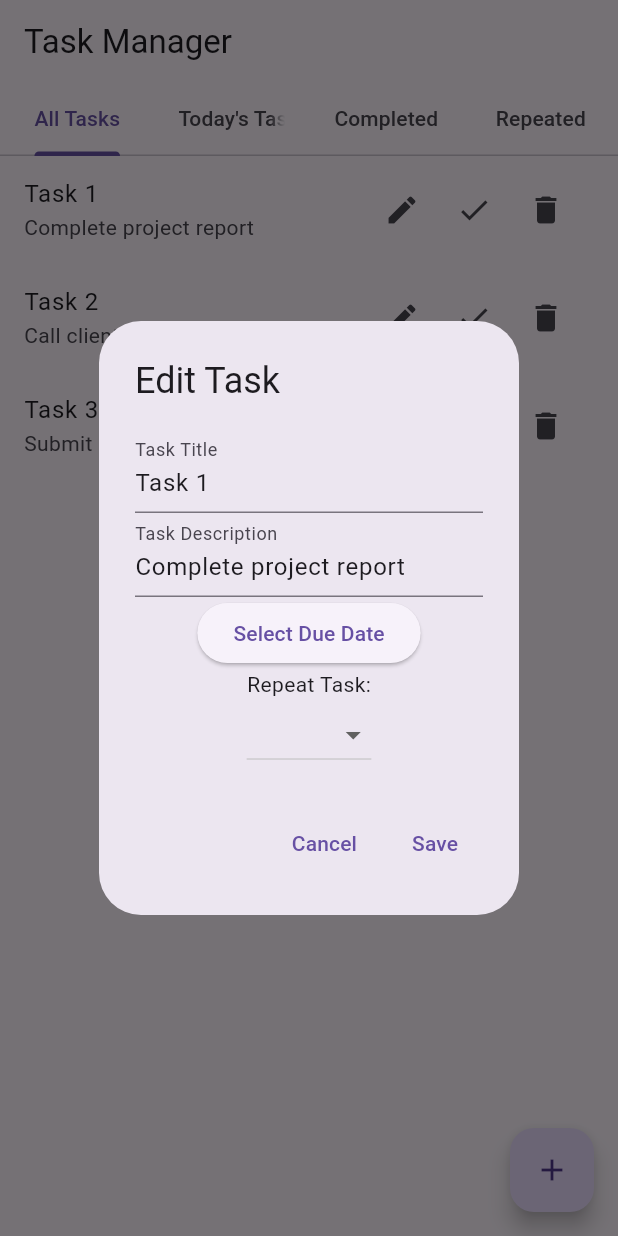
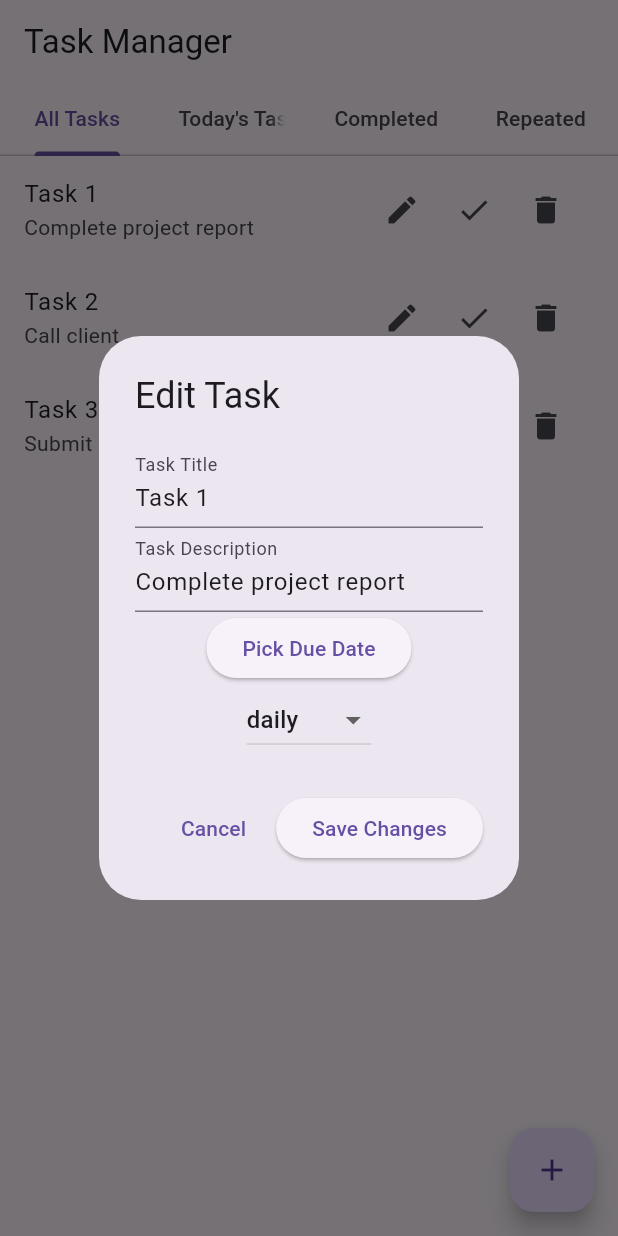
Before and after one commit to Shanza99/Task-Manager-App, a Flutter app: the screen it shows after launch, after a tap on the "edit" icon, on a phone screen of 412 x 824 dp. Run offline on Flutter 3.47's test engine with Material 3 defaults, Android fonts, the phone set to English and light mode, and no system bars; our stand-ins replace csv, flutter_local_notifications, sqflite; missing offline and left inert: dart:html; accounts and stored records are empty.

Commit message:
Update main.dart

```diff
--- a/taskm/lib/main.dart
+++ b/taskm/lib/main.dart
@@ -40,19 +40,29 @@ class _TaskHomePageState extends State<TaskHomePage> with SingleTickerProviderSt
     if (!isWeb) {
       _initializeNotifications(); // Initialize notifications for mobile/desktop
     }
-    _loadDummyTasks(); // Load dummy tasks for testing
+    _loadDummyTasks();
+    _scheduleNotifications();
   }
 
-  // Initialize local notifications for mobile/desktop platforms
   void _initializeNotifications() {
     flutterLocalNotificationsPlugin = FlutterLocalNotificationsPlugin();
     var initializationSettingsAndroid = AndroidInitializationSettings('app_icon');
-    var initializationSettings = InitializationSettings(
-        android: initializationSettingsAndroid);
+    var initializationSettings = InitializationSettings(android: initializationSettingsAndroid);
     flutterLocalNotificationsPlugin!.initialize(initializationSettings);
   }
 
-  // Function for triggering web notifications
+  void _showDesktopNotification(String title, String body) {
+    var androidDetails = AndroidNotificationDetails(
+      'task_channel_id',
+      'Task Notifications',
+      channelDescription: 'Channel for task notifications',
+      importance: Importance.high,
+      priority: Priority.high,
+    );
+    var generalNotificationDetails = NotificationDetails(android: androidDetails);
+    flutterLocalNotificationsPlugin!.show(0, title, body, generalNotificationDetails);
+  }
+
   void showWebNotification(String title, String body) {
     if (html.Notification.permission == "granted") {
       html.Notification(title, body: body);
@@ -65,7 +75,22 @@ class _TaskHomePageState extends State<TaskHomePage> with SingleTickerProviderSt
     }
   }
 
-  // Dummy function to load tasks (for testing purposes)
+  void _scheduleNotifications() {
+    _tasks.forEach((task) {
+      DateTime dueDate = DateTime.parse(task['dueDate']);
+      if (dueDate.isAfter(DateTime.now())) {
+        Duration difference = dueDate.difference(DateTime.now());
+        Future.delayed(difference, () {
+          if (isWeb) {
+            showWebNotification("Task Reminder: ${task['title']}", "Your task is due now.");
+          } else {
+            _showDesktopNotification("Task Reminder: ${task['title']}", "Your task is due now.");
+          }
+        });
+      }
+    });
+  }
+
   void _loadDummyTasks() {
     _tasks = [
       {
@@ -74,7 +99,7 @@ class _TaskHomePageState extends State<TaskHomePage> with SingleTickerProviderSt
         'description': 'Complete project report',
         'dueDate': DateTime.now().add(Duration(seconds: 10)).toIso8601String(),
         'isCompleted': false,
-        'repeatDays': 'daily', // Repeats every day
+        'repeatDays': 'daily',
       },
       {
         'id': 2,
@@ -82,7 +107,7 @@ class _TaskHomePageState extends State<TaskHomePage> with SingleTickerProviderSt
         'description': 'Call client',
         'dueDate': DateTime.now().add(Duration(seconds: 20)).toIso8601String(),
         'isCompleted': false,
-        'repeatDays': 'weekly', // Repeats every week
+        'repeatDays': 'weekly',
       },
       {
         'id': 3,
@@ -90,68 +115,11 @@ class _TaskHomePageState extends State<TaskHomePage> with SingleTickerProviderSt
         'description': 'Submit monthly report',
         'dueDate': DateTime.now().add(Duration(seconds: 30)).toIso8601String(),
         'isCompleted': false,
-        'repeatDays': 'monthly', // Repeats every month
+        'repeatDays': 'monthly',
       },
     ];
   }
 
-  // Filter tasks for repeated tasks
-  List<Map<String, dynamic>> _getRepeatedTasks() {
-    return _tasks.where((task) {
-      return task['repeatDays'] != null &&
-          task['repeatDays'] != '' &&
-          task['repeatDays'] != 'once'; // Exclude once tasks
-    }).toList();
-  }
-
-  // Function to check if task is due today and show notification
-  void _checkIfTaskIsDueToday(Map<String, dynamic> task) {
-    DateTime now = DateTime.now();
-    DateTime taskDueDate = DateTime.parse(task['dueDate']);
-
-    // Compare only the year, month, and day (ignore time portion)
-    if (taskDueDate.year == now.year &&
-        taskDueDate.month == now.month &&
-        taskDueDate.day == now.day) {
-      if (task['repeatDays'] != null) {
-        // If the task repeats, add logic to show repeated task notification
-        if (task['repeatDays'] == 'daily') {
-          _showNotificationForRepeatedTask(task);
-        }
-      }
-    }
-  }
-
-  // Function to show notification for repeated tasks
-  void _showNotificationForRepeatedTask(Map<String, dynamic> task) {
-    if (isWeb) {
-      showWebNotification(
-        "Repeated Task: ${task['title']}",
-        "Your task is due today: ${task['description']}",
-      );
-    } else {
-      _showDesktopNotification(
-        "Repeated Task: ${task['title']}",
-        "Your task is due today: ${task['description']}",
-      );
-    }
-  }
-
-  // Function to show desktop notification (Flutter Local Notifications)
-  void _showDesktopNotification(String title, String body) {
-    var androidDetails = AndroidNotificationDetails(
-      'task_channel_id',
-      'Task Notifications',
-      channelDescription: 'Channel for task notifications',
-      importance: Importance.high,
-      priority: Priority.high,
-    );
-    var generalNotificationDetails = NotificationDetails(android: androidDetails);
-    flutterLocalNotificationsPlugin!
-        .show(0, title, body, generalNotificationDetails);
-  }
-
-  // Fetch tasks for different tabs
   List<Map<String, dynamic>> _getTasksForToday() {
     final today = DateTime.now();
     return _tasks.where((task) {
@@ -159,12 +127,20 @@ class _TaskHomePageState extends State<TaskHomePage> with SingleTickerProviderSt
       return dueDate.year == today.year &&
           dueDate.month == today.month &&
           dueDate.day == today.day &&
-          task['isCompleted'] == 0;
+          task['isCompleted'] == false;
     }).toList();
   }
 
   List<Map<String, dynamic>> _getCompletedTasks() {
-    return _tasks.where((task) => task['isCompleted'] == 1).toList();
+    return _tasks.where((task) => task['isCompleted'] == true).toList();
+  }
+
+  List<Map<String, dynamic>> _getRepeatedTasks() {
+    return _tasks.where((task) {
+      return task['repeatDays'] != null &&
+          task['repeatDays'] != '' &&
+          task['repeatDays'] != 'once';
+    }).toList();
   }
 
   @override
@@ -178,7 +154,7 @@ class _TaskHomePageState extends State<TaskHomePage> with SingleTickerProviderSt
             Tab(text: 'All Tasks'),
             Tab(text: 'Today\'s Tasks'),
             Tab(text: 'Completed'),
-            Tab(text: 'Repeated'), // Repeated tab
+            Tab(text: 'Repeated'),
           ],
         ),
       ),
@@ -188,7 +164,7 @@ class _TaskHomePageState extends State<TaskHomePage> with SingleTickerProviderSt
           _buildTaskList(_tasks),
           _buildTaskList(_getTasksForToday()),
           _buildTaskList(_getCompletedTasks()),
-          _buildTaskList(_getRepeatedTasks()), // Show repeated tasks
+          _buildTaskList(_getRepeatedTasks()),
         ],
       ),
       floatingActionButton: FloatingActionButton(
@@ -198,7 +174,6 @@ class _TaskHomePageState extends State<TaskHomePage> with SingleTickerProviderSt
     );
   }
 
-  // Function to build task list
   Widget _buildTaskList(List<Map<String, dynamic>> tasks) {
     return ListView.builder(
       itemCount: tasks.length,
@@ -218,40 +193,16 @@ class _TaskHomePageState extends State<TaskHomePage> with SingleTickerProviderSt
                 icon: Icon(Icons.check),
                 onPressed: () {
                   setState(() {
-                    task['isCompleted'] = 1; // Mark as completed
+                    task['isCompleted'] = true;
                   });
                 },
               ),
               IconButton(
                 icon: Icon(Icons.delete),
                 onPressed: () {
-                  // Show delete confirmation dialog
-                  showDialog(
-                    context: context,
-                    builder: (context) {
-                      return AlertDialog(
-                        title: Text('Delete Task'),
-                        content: Text('Are you sure you want to delete this task?'),
-                        actions: [
-                          TextButton(
-                            onPressed: () {
-                              Navigator.pop(context); // Cancel the deletion
-                            },
-                            child: Text('Cancel'),
-                          ),
-                          TextButton(
-                            onPressed: () {
-                              setState(() {
-                                _tasks.removeAt(index); // Remove task from list
-                              });
-                              Navigator.pop(context); // Close the dialog
-                            },
-                            child: Text('Delete'),
-                          ),
-                        ],
-                      );
-                    },
-                  );
+                  setState(() {
+                    _tasks.removeAt(index);
+                  });
                 },
               ),
             ],
@@ -261,7 +212,6 @@ class _TaskHomePageState extends State<TaskHomePage> with SingleTickerProviderSt
     );
   }
 
-  // Dialog to edit a task
   void _showEditTaskDialog(BuildContext context, Map<String, dynamic> task) {
     final titleController = TextEditingController(text: task['title']);
     final descriptionController = TextEditingController(text: task['description']);
@@ -293,28 +243,25 @@ class _TaskHomePageState extends State<TaskHomePage> with SingleTickerProviderSt
                     lastDate: DateTime(2100),
                   );
                   if (pickedDate != null) {
-                    setState(() {
-                      selectedDate = pickedDate;
-                    });
+                    selectedDate = pickedDate;
                   }
                 },
-                child: Text('Select Due Date'),
+                child: Text('Pick Due Date'),
               ),
-              Text('Repeat Task:'),
               DropdownButton<String>(
                 value: repeatValue,
-                onChanged: (newValue) {
-                  setState(() {
-                    repeatValue = newValue!;
-                  });
-                },
-                items: ['Once', 'Daily', 'Weekly', 'Monthly']
-                    .map<DropdownMenuItem<String>>((String value) {
+                items: <String>['once', 'daily', 'weekly', 'monthly', 'yearly']
+                    .map((String value) {
                   return DropdownMenuItem<String>(
                     value: value,
                     child: Text(value),
                   );
                 }).toList(),
+                onChanged: (String? newValue) {
+                  setState(() {
+                    repeatValue = newValue!;
+                  });
+                },
               ),
             ],
           ),
@@ -325,7 +272,7 @@ class _TaskHomePageState extends State<TaskHomePage> with SingleTickerProviderSt
               },
               child: Text('Cancel'),
             ),
-            TextButton(
+            ElevatedButton(
               onPressed: () {
                 setState(() {
                   task['title'] = titleController.text;
@@ -335,7 +282,7 @@ class _TaskHomePageState extends State<TaskHomePage> with SingleTickerProviderSt
                 });
                 Navigator.pop(context);
               },
-              child: Text('Save'),
+              child: Text('Save Changes'),
             ),
           ],
         );
@@ -343,18 +290,17 @@ class _TaskHomePageState extends State<TaskHomePage> with SingleTickerProviderSt
     );
   }
 
-  // Dialog to add a new task
   void _showAddTaskDialog(BuildContext context) {
     final titleController = TextEditingController();
     final descriptionController = TextEditingController();
     DateTime selectedDate = DateTime.now();
-    String repeatValue = 'Once';
+    String repeatValue = 'once';
 
     showDialog(
       context: context,
       builder: (context) {
         return AlertDialog(
-          title: Text('Add New Task'),
+          title: Text('Add Task'),
           content: Column(
             mainAxisSize: MainAxisSize.min,
             children: [
@@ -375,28 +321,25 @@ class _TaskHomePageState extends State<TaskHomePage> with SingleTickerProviderSt
                     lastDate: DateTime(2100),
                   );
                   if (pickedDate != null) {
-                    setState(() {
-                      selectedDate = pickedDate;
-                    });
+                    selectedDate = pickedDate;
                   }
                 },
-                child: Text('Select Due Date'),
+                child: Text('Pick Due Date'),
               ),
-              Text('Repeat Task:'),
               DropdownButton<String>(
                 value: repeatValue,
-                onChanged: (newValue) {
-                  setState(() {
-                    repeatValue = newValue!;
-                  });
-                },
-                items: ['Once', 'Daily', 'Weekly', 'Monthly']
-                    .map<DropdownMenuItem<String>>((String value) {
+                items: <String>['once', 'daily', 'weekly', 'monthly', 'yearly']
+                    .map((String value) {
                   return DropdownMenuItem<String>(
                     value: value,
                     child: Text(value),
                   );
                 }).toList(),
+                onChanged: (String? newValue) {
+                  setState(() {
+                    repeatValue = newValue!;
+                  });
+                },
               ),
             ],
           ),
@@ -407,7 +350,7 @@ class _TaskHomePageState extends State<TaskHomePage> with SingleTickerProviderSt
               },
               child: Text('Cancel'),
             ),
-            TextButton(
+            ElevatedButton(
               onPressed: () {
                 setState(() {
                   _tasks.add({
@@ -420,6 +363,7 @@ class _TaskHomePageState extends State<TaskHomePage> with SingleTickerProviderSt
                   });
                 });
                 Navigator.pop(context);
+                _scheduleNotifications(); // Schedule notifications after adding a new task
               },
               child: Text('Add Task'),
             ),
```
